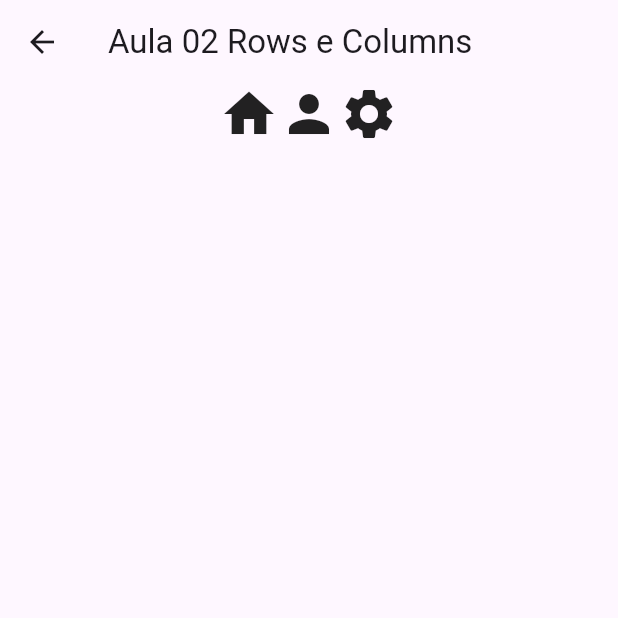
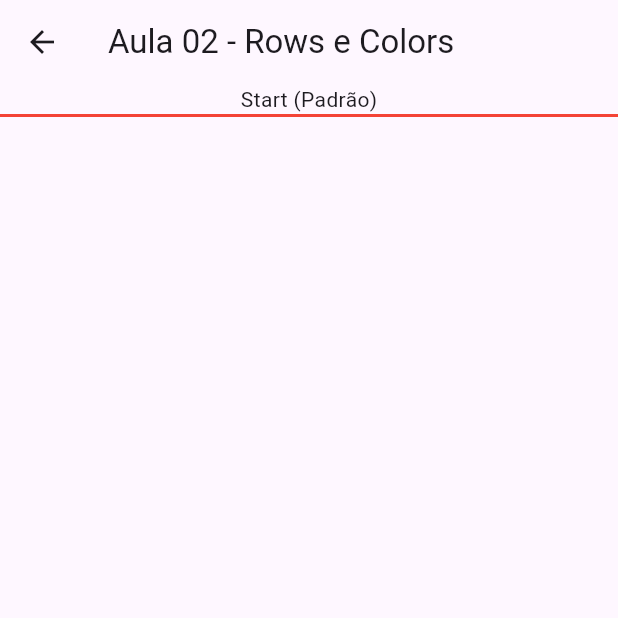
Before and after one commit to Pinbolim/programacao-mobile, a Flutter app: the Aula02 screen opened by its route, on a phone screen of 412 x 824 dp, the top half of it. Run offline on Flutter 3.47's test engine with Material 3 defaults, Android fonts, the phone set to English and light mode, and no system bars.

Commit message:
Criando Alinhamentos com Colunas

```diff
--- a/lib/Paginas/aula02.dart
+++ b/lib/Paginas/aula02.dart
@@ -5,29 +5,27 @@ class Aula02 extends StatelessWidget {
 
   @override
   Widget build(BuildContext context) {
-    double _tamanhoIcones = 40;
-
     return Scaffold(
       appBar: AppBar(
-        title: const Text('Aula 02 Rows e Columns'),
+        title: Text("Aula 02 - Rows e Colors"),
       ),
-      body: Container(
-        width: double.infinity,
+      // Cria uma barra de rolagem para o conteúdo da tela
+      body: SingleChildScrollView(
         child: Column(
           children: [
-            Row(
-              mainAxisSize: MainAxisSize.max,
-              mainAxisAlignment: MainAxisAlignment.center,
-              children: [
-               Icon(Icons.home, size: _tamanhoIcones),
-               Icon(Icons.person, size: _tamanhoIcones),
-               Icon(Icons.settings, size: _tamanhoIcones),
-              ],
+            const SizedBox(
+              height: 20,
+              child: Text("Start (Padrão)"),
             ),
-            Column(),
-            Column(),
+            Container(
+              decoration: BoxDecoration(border: Border.all(color: Colors.red ),),
+              child: Row(
+                mainAxisSize: MainAxisSize.max,
+                mainAxisAlignment: MainAxisAlignment.start,
+              )
+            )
           ],
-          )
+        ),
       ),
     );
   }
```
Also changed, not shown: pubspec.lock.
